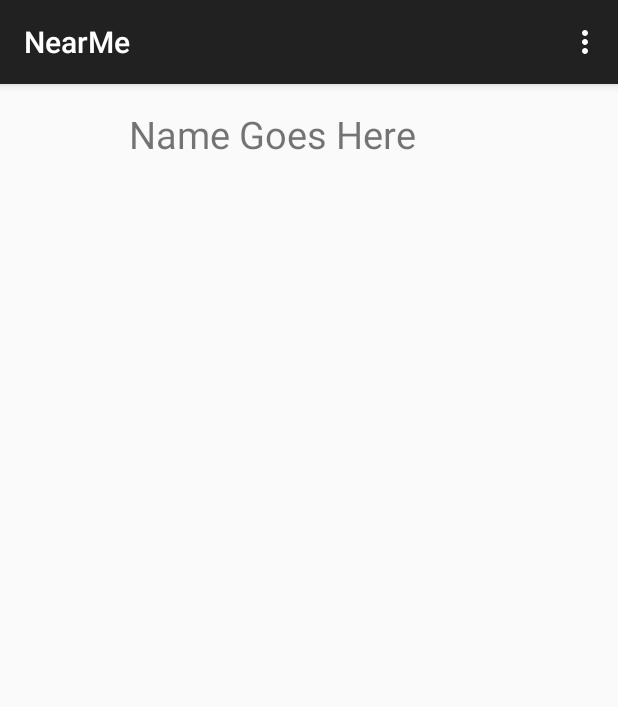
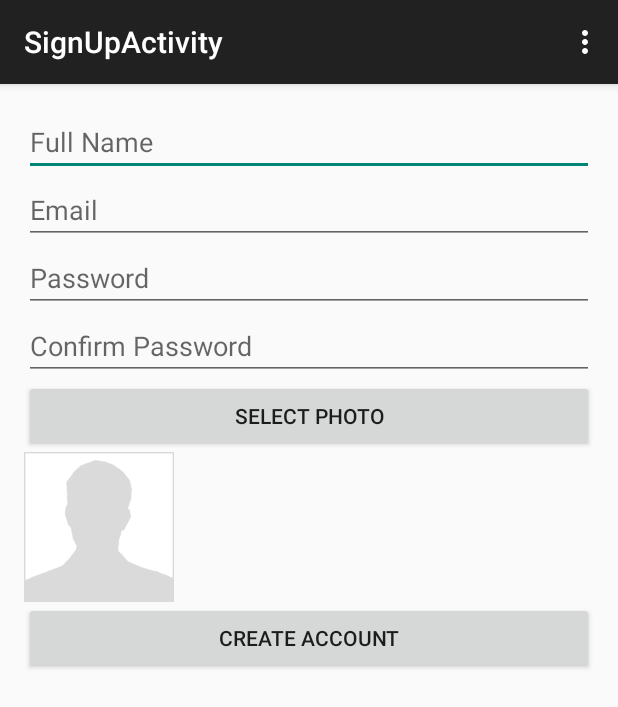
Before and after one commit to waterball37/NearMe, an Android app: the screen it shows after launch (MainActivity before the commit, SignUpActivity after it), on a phone screen of 412 x 824 dp. Shown: the top 707 px of the screen. Run offline under Robolectric (Android 15) with nearby library versions, the phone set to English and light mode, and no system bars.

Commit message:
back up if photo upload

```diff
--- a/app/src/main/java/com/roni/haim/nearme/DBHandler.java
+++ b/app/src/main/java/com/roni/haim/nearme/DBHandler.java
@@ -76,7 +76,9 @@ public class DBHandler extends AsyncTask<Integer,Long,JSONArray>
             try {
                 String entityResponse = EntityUtils.toString(httpEntity);
                 Log.e("Entity Response  : ", entityResponse);
-                jsonArray = new JSONArray(entityResponse);
+                jsonArray = null;
+                if (entityResponse!=null)
+                    jsonArray = new JSONArray(entityResponse);
             } catch (JSONException e) {
                 e.printStackTrace();
             } catch (IOException e) {
--- /dev/null
+++ b/app/src/main/res/layout/activity_sign_up.xml
@@ -0,0 +1,72 @@
+<RelativeLayout xmlns:android="http://schemas.android.com/apk/res/android"
+    xmlns:tools="http://schemas.android.com/tools" android:layout_width="match_parent"
+    android:layout_height="match_parent" android:paddingLeft="@dimen/activity_horizontal_margin"
+    android:paddingRight="@dimen/activity_horizontal_margin"
+    android:paddingTop="@dimen/activity_vertical_margin"
+    android:paddingBottom="@dimen/activity_vertical_margin"
+    tools:context="com.roni.haim.nearme.SignUpActivity">
+
+    <EditText
+        android:id="@+id/editTextFullName"
+        android:hint="Full Name"
+        android:layout_width="match_parent"
+        android:layout_height="wrap_content"
+        >
+    </EditText>
+    <EditText
+        android:id="@+id/editTextUserName"
+        android:hint="Email"
+        android:layout_width="match_parent"
+        android:layout_height="wrap_content"
+        android:layout_below="@+id/editTextFullName"
+        >
+    </EditText>
+
+    <EditText
+        android:id="@+id/editTextPassword"
+        android:layout_width="fill_parent"
+        android:layout_height="wrap_content"
+        android:hint="Password"
+        android:inputType="textPassword"
+        android:layout_below="@+id/editTextUserName"
+        android:layout_alignParentLeft="true"
+        android:layout_alignParentStart="true" />
+
+    <EditText
+        android:id="@+id/editTextConfirmPassword"
+        android:layout_width="fill_parent"
+        android:layout_height="wrap_content"
+        android:hint="Confirm Password"
+        android:inputType="textPassword"
+        android:layout_below="@+id/editTextPassword"
+        android:layout_alignParentLeft="true"
+        android:layout_alignParentStart="true" />
+
+    <Button
+        android:id="@+id/buttonCreateAccount"
+        android:layout_width="fill_parent"
+        android:layout_height="wrap_content"
+        android:text="Create Account"
+        android:layout_below="@+id/viewImage"
+        android:layout_alignParentLeft="true"
+        android:layout_alignParentStart="true"
+        android:onClick="registration"/>
+
+    <ImageView android:id="@+id/viewImage"
+        android:layout_width="100dp"
+        android:layout_height="100dp"
+        android:layout_below="@+id/btnSelectPhoto"
+        android:src="@drawable/no_user"
+        >
+
+        </ImageView>
+
+    <Button
+        android:id="@+id/btnSelectPhoto"
+        android:layout_width="match_parent"
+        android:layout_height="wrap_content"
+        android:text="Select Photo"
+        android:layout_below="@+id/editTextConfirmPassword"
+        android:layout_alignParentLeft="true"
+        android:layout_alignParentStart="true" />
+</RelativeLayout>
--- /dev/null
+++ b/app/src/main/res/menu/menu_sing_up.xml
@@ -0,0 +1,6 @@
+<menu xmlns:android="http://schemas.android.com/apk/res/android"
+    xmlns:app="http://schemas.android.com/apk/res-auto"
+    xmlns:tools="http://schemas.android.com/tools" tools:context="com.roni.haim.nearme.SingUp">
+    <item android:id="@+id/action_settings" android:title="@string/action_settings"
+        android:orderInCategory="100" app:showAsAction="never" />
+</menu>
--- a/app/src/main/res/values/strings.xml
+++ b/app/src/main/res/values/strings.xml
@@ -4,4 +4,8 @@
     <string name="user_name">Name Goes Here</string>
     <string name="action_settings">Settings</string>
     <string name="title_activity_feed">Feed</string>
+    <string name="title_activity_sing_up">SingUp</string>
+
+    <string name="hello_world">Hello world!</string>
+    <string name="title_activity_sign_up">SignUpActivity</string>
 </resources>
```
Also changed, not shown: app/src/main/AndroidManifest.xml (+28 -6 lines), app/src/main/java/com/roni/haim/nearme/HttpFileUpload.java (added, +97 -0 lines), app/src/main/java/com/roni/haim/nearme/LoginActivity.java (+4 -16 lines), app/src/main/java/com/roni/haim/nearme/SignUpActivity.java (added, +307 -0 lines), app/src/main/res/layout/activity_login.xml (+10 -2 lines), app/src/main/res/menu/menu_sign_up.xml (added, +7 -0 lines), app/src/main/res/values/strings_activity_login.xml (+3 -5 lines), app/src/main/res/drawable/no_user.png (added).
